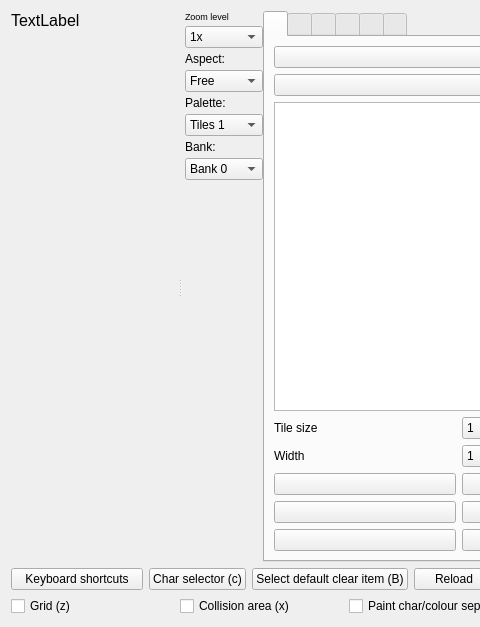
Old version of the form source/trsedocuments/formimageeditor.ui in the repository leuat/TRSE; both pictures show x 0 to 480 and y 0 to 627 of the 1041 by 627 pixel window.
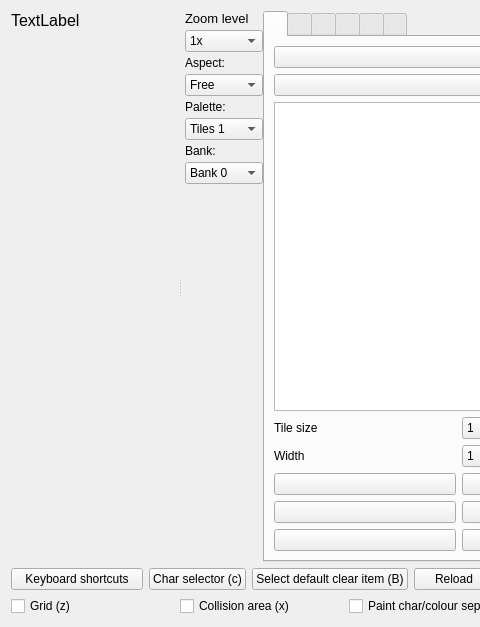
New version of the form. Icons and pictures are not drawn. Custom widgets are drawn as their Qt base class.

Commit message: Image updates VIC

What changed in the file:
```diff
--- a/source/trsedocuments/formimageeditor.ui
+++ b/source/trsedocuments/formimageeditor.ui
@@ -113,7 +113,7 @@
         <enum>QLayout::SetDefaultConstraint</enum>
        </property>
        <item>
-        <layout class="QHBoxLayout" name="Tools" stretch="1,1,1">
+        <layout class="QHBoxLayout" name="Tools" stretch="1,1">
          <property name="sizeConstraint">
           <enum>QLayout::SetMaximumSize</enum>
          </property>
@@ -121,7 +121,7 @@
           <layout class="QGridLayout" name="layoutColorsEdit_3"/>
          </item>
          <item>
-          <layout class="QVBoxLayout" name="verticalLayout" stretch="0,0,0,0,0,0,0,0,0">
+          <layout class="QVBoxLayout" name="verticalLayout" stretch="0,0,0,0,0,0,0,0,0,0">
            <property name="spacing">
             <number>4</number>
            </property>
@@ -129,7 +129,7 @@
             <widget class="QLabel" name="label_13">
              <property name="font">
               <font>
-               <pointsize>7</pointsize>
+               <pointsize>10</pointsize>
               </font>
              </property>
              <property name="text">
```
Left out of the diff: 6 changed lines with no effect on the pictures. The commit also changes 2 other files.
